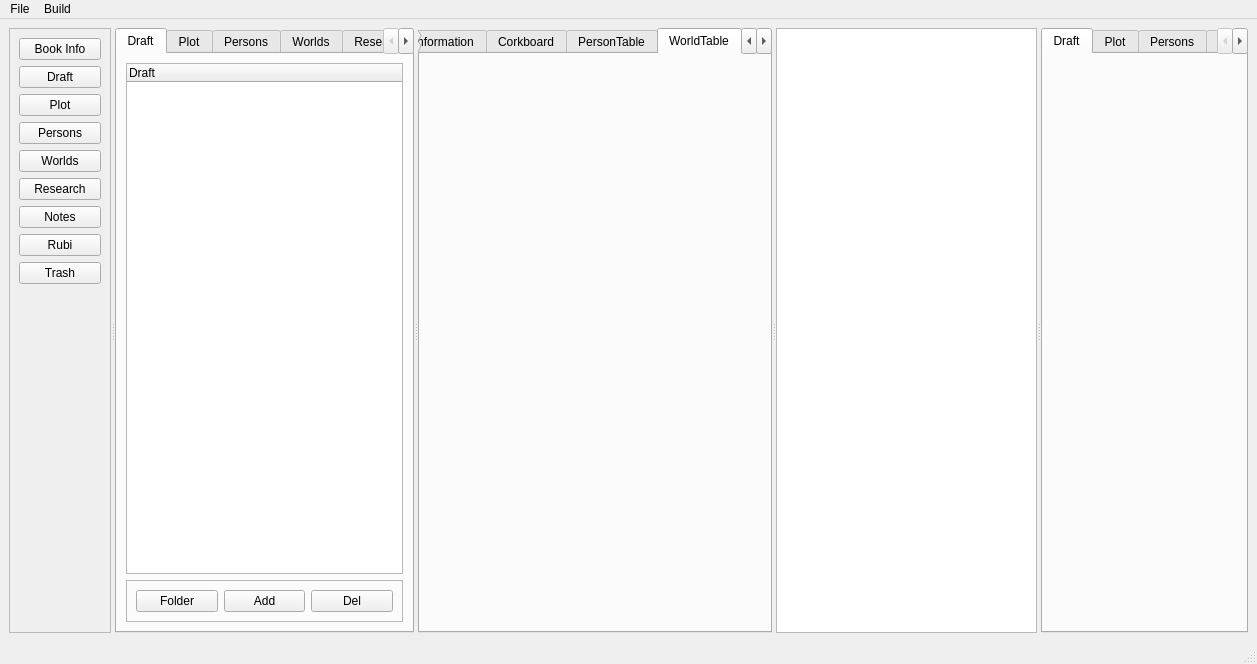
The window that mainwindow.ui (NovelLab/sms-editor1) describes before a commit, drawn with Qt 5.
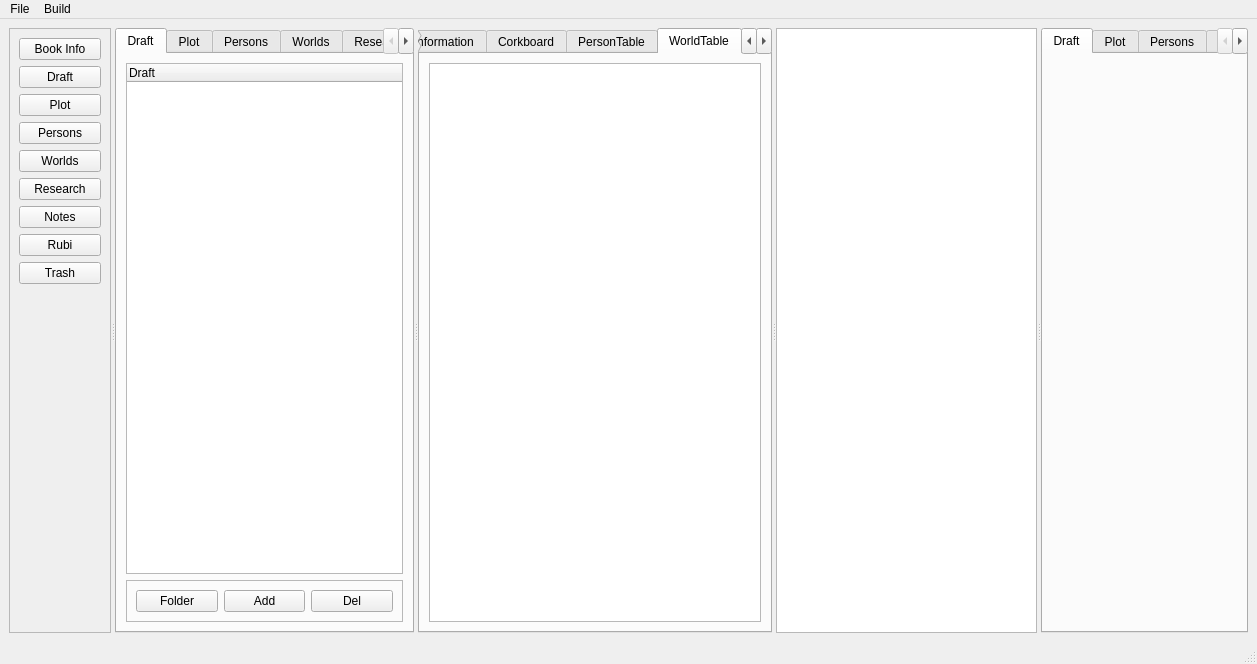
The same window after the commit. The open tabs and pages were chosen to show the change. Custom widgets are drawn as their Qt base class.

Commit message: Add: world table view and model.

```diff
--- a/mainwindow.ui
+++ b/mainwindow.ui
@@ -536,6 +536,11 @@
         <attribute name="title">
          <string>WorldTable</string>
         </attribute>
+        <layout class="QVBoxLayout" name="verticalLayout_12">
+         <item>
+          <widget class="WorldsTableView" name="worldsTableView"/>
+         </item>
+        </layout>
        </widget>
        <widget class="QWidget" name="tabRubiTable">
         <attribute name="title">
@@ -684,6 +689,11 @@
    <extends>QTreeWidget</extends>
    <header>views/worldtree.h</header>
   </customwidget>
+  <customwidget>
+   <class>WorldsTableView</class>
+   <extends>QTableView</extends>
+   <header>views/worldstableview.h</header>
+  </customwidget>
  </customwidgets>
  <resources/>
  <connections/>
```
The commit also changes 8 other files.
